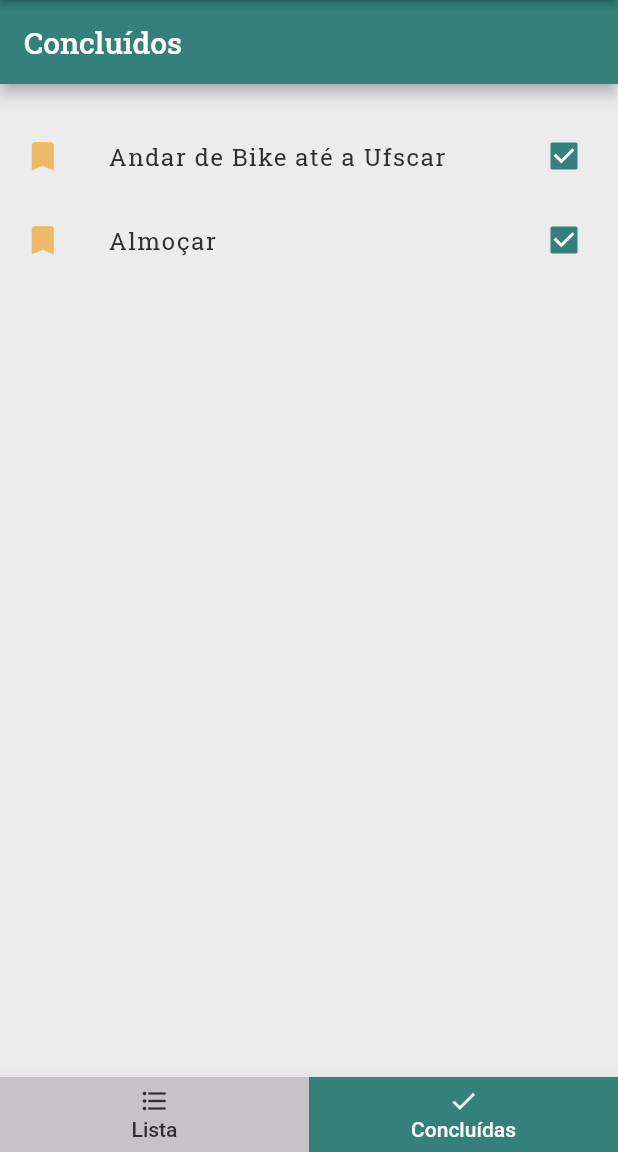
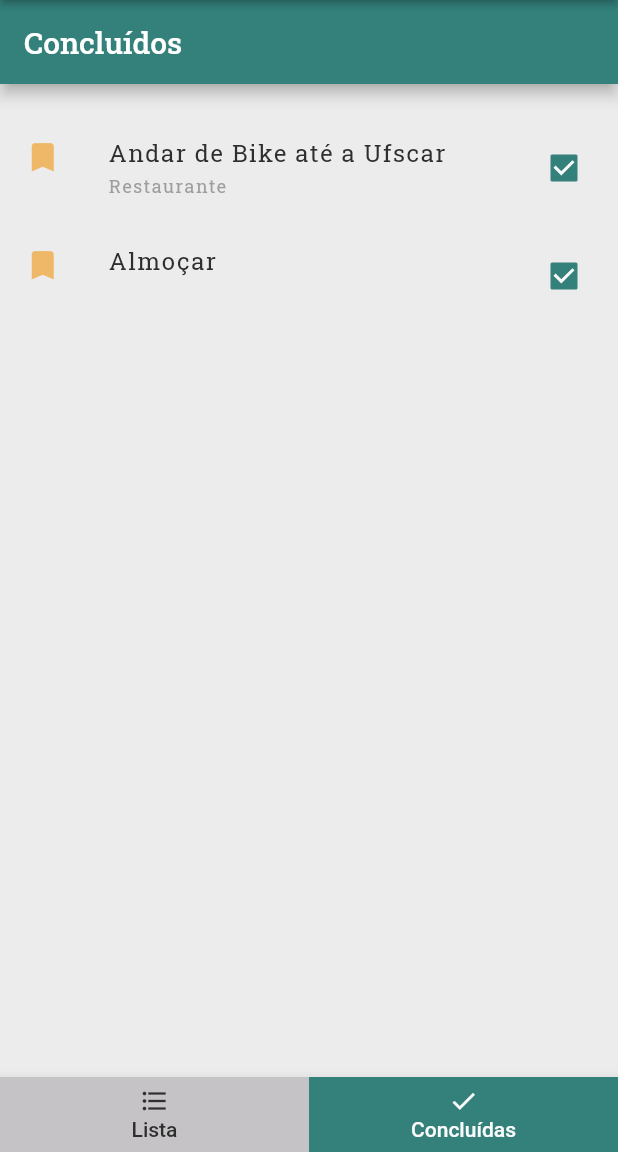
Before and after one commit to AmandaCleto/flutter--todo-list--front, a Flutter app: the screen it shows after launch, tab 2 chosen, on a phone screen of 412 x 824 dp, the part 84-1236 px from its top. Run offline on Flutter 3.47's test engine with Material 2 defaults, Android fonts, the light colour scheme and no system bars; Roboto replaces fonts that are missing (Arial).

Commit message:
created description data for todo item

```diff
--- a/lib/components/List.dart
+++ b/lib/components/List.dart
@@ -1,5 +1,6 @@
 import 'package:flutter/material.dart';
 import 'package:provider/provider.dart';
+
 import '../provider/todos.dart';
 
 class ListComponent extends StatelessWidget {
@@ -89,6 +90,15 @@ class ListComponent extends StatelessWidget {
                                     fontFamily: 'RobotoSlab',
                                   ),
                                 ),
+                                subtitle: Text(
+                                  todo.description,
+                                  style: TextStyle(
+                                    color: Colors.grey[500],
+                                    fontSize: 12,
+                                    letterSpacing: 1.0,
+                                    fontFamily: 'RobotoSlab',
+                                  ),
+                                ),
                                 secondary: Icon(
                                   IconData(
                                     int.parse('57585'),
--- a/lib/data/dummy_todos.dart
+++ b/lib/data/dummy_todos.dart
@@ -5,11 +5,13 @@ final dummy_todos = [
   Todo(
     createdTime: DateTime.now(),
     title: 'Andar de Bike até a Ufscar',
+    description: 'Restaurante',
     isDone: true,
   ),
   Todo(
     createdTime: DateTime.now(),
     title: 'Almoçar',
+    description: '',
     isDone: true,
   ),
 ];
--- a/lib/model/Todo.dart
+++ b/lib/model/Todo.dart
@@ -5,12 +5,14 @@ class TodoField {
 class Todo {
   DateTime createdTime;
   String title;
+  String description;
   String icon;
   bool isDone;
 
   Todo({
     required this.createdTime,
     required this.title,
+    required this.description,
     this.icon = '',
     this.isDone = false,
   });
--- a/lib/pages/Perfil.dart
+++ b/lib/pages/Perfil.dart
@@ -194,7 +194,6 @@ class _PerfilPageState extends State<PerfilPage> {
                   name: _formData['name'].toString(),
                   email: _formData['email'].toString()),
             );
-            print(didchange);
 
             didchange
                 ?
--- a/lib/provider/users.dart
+++ b/lib/provider/users.dart
@@ -1,8 +1,6 @@
 import 'dart:math';
-
-import 'package:flutter/cupertino.dart';
+import 'package:flutter/material.dart';
 import '../model/User.dart';
-
 import '../data/dummy_users.dart';
 
 class UserProvider extends ChangeNotifier {
@@ -44,14 +42,12 @@ class UserProvider extends ChangeNotifier {
 
     //update
     if (user.id.trim().isNotEmpty && targetId) {
-      print("update");
       _items.update(
         user.id,
         (_) => User(id: user.id, name: user.name, email: user.email),
       );
     } else {
       //create
-      print("create");
       _items.putIfAbsent(
         id,
         () => User(id: user.id, name: user.name, email: user.email),
```
Also changed, not shown: lib/components/Input.dart (+19 -30 lines).
